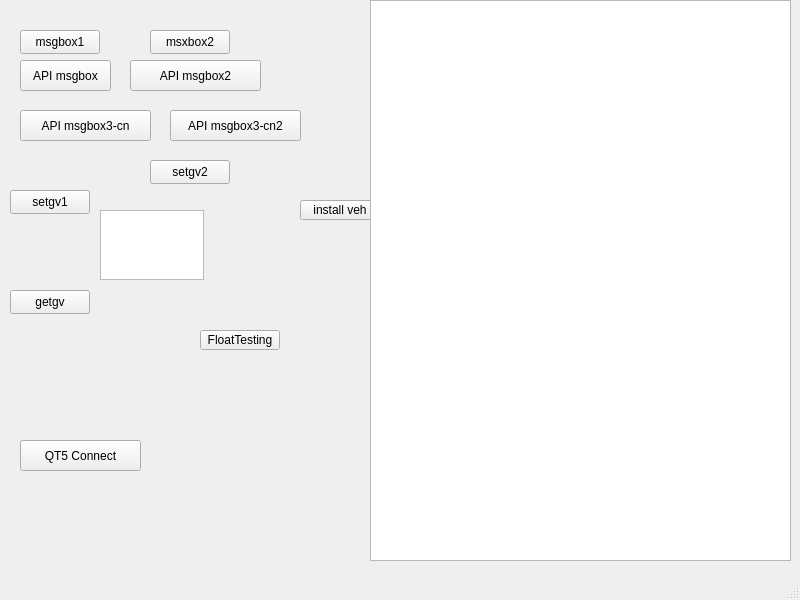
Old version of the form mainwindow.ui in the repository gmh5225/QT-TestDemo.
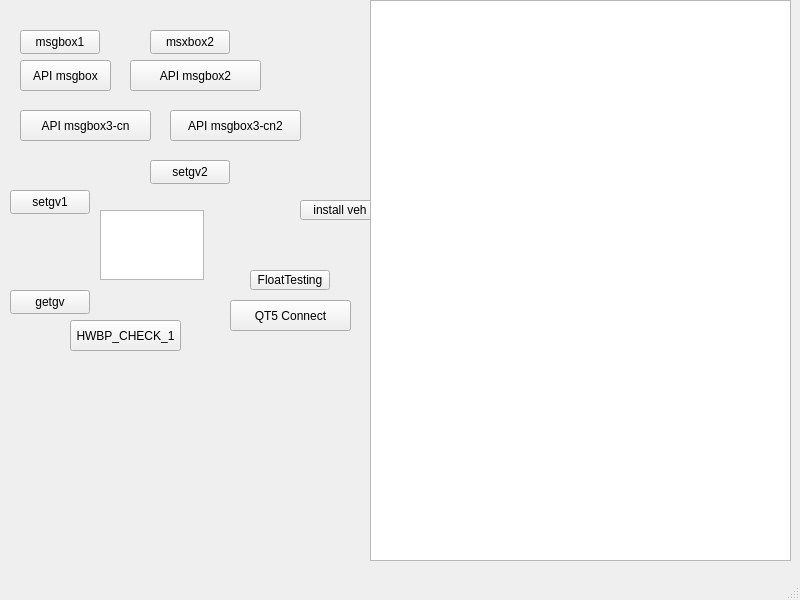
New version of the form.

Patch:
```diff
--- a/mainwindow.ui
+++ b/mainwindow.ui
@@ -92,8 +92,8 @@
    <widget class="QPushButton" name="pushButton_6">
     <property name="geometry">
      <rect>
-      <x>200</x>
-      <y>330</y>
+      <x>250</x>
+      <y>270</y>
       <width>80</width>
       <height>20</height>
      </rect>
@@ -180,8 +180,8 @@
    <widget class="QPushButton" name="pushButton_qt5">
     <property name="geometry">
      <rect>
-      <x>20</x>
-      <y>440</y>
+      <x>230</x>
+      <y>300</y>
       <width>121</width>
       <height>31</height>
      </rect>
@@ -190,6 +190,19 @@
      <string>QT5 Connect</string>
     </property>
    </widget>
+   <widget class="QPushButton" name="pushButton_12">
+    <property name="geometry">
+     <rect>
+      <x>70</x>
+      <y>320</y>
+      <width>111</width>
+      <height>31</height>
+     </rect>
+    </property>
+    <property name="text">
+     <string>HWBP_CHECK_1</string>
+    </property>
+   </widget>
   </widget>
   <widget class="QMenuBar" name="menubar">
    <property name="geometry">
```
